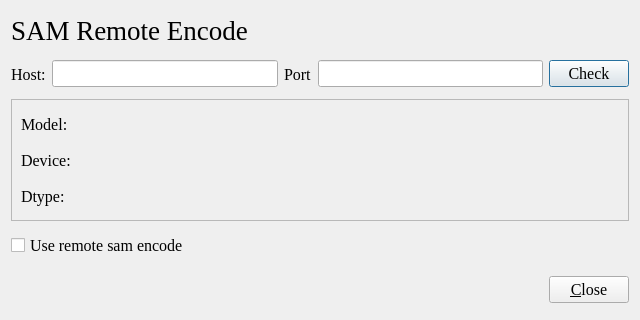
Before: the Qt Designer form ISAT/ui/remote_sam_dialog.ui in yatengLG/ISAT_with_segment_anything, drawn with Qt 5.
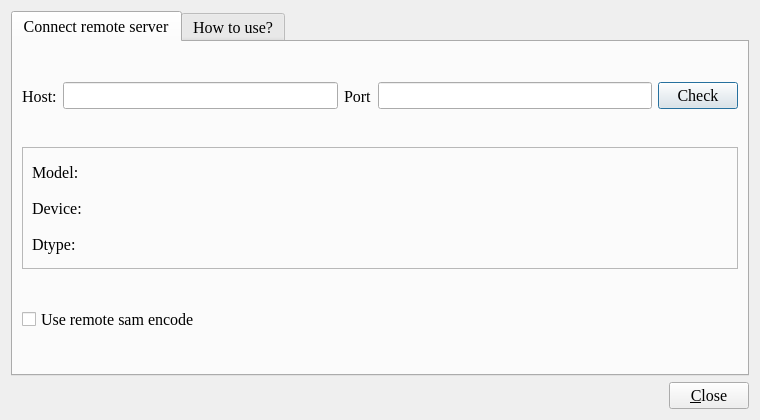
After: the same form once the commit is applied.

What changed in the file:
```diff
--- a/ISAT/ui/remote_sam_dialog.ui
+++ b/ISAT/ui/remote_sam_dialog.ui
@@ -6,8 +6,8 @@
    <rect>
     <x>0</x>
     <y>0</y>
-    <width>640</width>
-    <height>320</height>
+    <width>760</width>
+    <height>420</height>
    </rect>
   </property>
   <property name="font">
@@ -21,21 +21,15 @@
   </property>
   <layout class="QVBoxLayout" name="verticalLayout">
    <item>
-    <widget class="QLabel" name="label">
-     <property name="font">
-      <font>
-       <family>Times New Roman</family>
-       <pointsize>20</pointsize>
-       <weight>50</weight>
-       <italic>false</italic>
-       <bold>false</bold>
-      </font>
+    <widget class="QTabWidget" name="tabWidget">
+     <property name="currentIndex">
+      <number>0</number>
      </property>
-     <property name="text">
-      <string>SAM Remote Encode</string>
-     </property>
-    </widget>
-   </item>
+     <widget class="QWidget" name="tab">
+      <attribute name="title">
+       <string>Connect remote server</string>
+      </attribute>
+      <layout class="QVBoxLayout" name="verticalLayout_2">
    <item>
     <widget class="QWidget" name="widget" native="true">
      <layout class="QHBoxLayout" name="horizontalLayout">
@@ -93,58 +87,7 @@
       <enum>QFrame::Raised</enum>
      </property>
      <layout class="QGridLayout" name="gridLayout">
-      <item row="0" column="0">
-       <widget class="QLabel" name="label_4">
-        <property name="minimumSize">
-         <size>
-          <width>0</width>
-          <height>30</height>
-         </size>
-        </property>
-        <property name="maximumSize">
-         <size>
-          <width>60</width>
-          <height>16777215</height>
-         </size>
-        </property>
-        <property name="text">
-         <string>Model:</string>
-        </property>
-       </widget>
-      </item>
-      <item row="0" column="1">
-       <widget class="QLabel" name="label_name">
-        <property name="minimumSize">
-         <size>
-          <width>0</width>
-          <height>30</height>
-         </size>
-        </property>
-        <property name="text">
-         <string/>
-        </property>
-       </widget>
-      </item>
-      <item row="1" column="0">
-       <widget class="QLabel" name="label_5">
-        <property name="minimumSize">
-         <size>
-          <width>0</width>
-          <height>30</height>
-         </size>
-        </property>
-        <property name="maximumSize">
-         <size>
-          <width>60</width>
-          <height>16777215</height>
-         </size>
-        </property>
-        <property name="text">
-         <string>Device:</string>
-        </property>
-       </widget>
-      </item>
-      <item row="1" column="1">
+          <item row="2" column="1">
        <widget class="QLabel" name="label_device">
         <property name="minimumSize">
          <size>
@@ -157,7 +100,7 @@
         </property>
        </widget>
       </item>
-      <item row="2" column="0">
+          <item row="3" column="0">
        <widget class="QLabel" name="label_6">
         <property name="minimumSize">
          <size>
@@ -167,7 +110,7 @@
         </property>
         <property name="maximumSize">
          <size>
-          <width>60</width>
+              <width>80</width>
           <height>16777215</height>
          </size>
         </property>
@@ -176,7 +119,20 @@
         </property>
        </widget>
       </item>
-      <item row="2" column="1">
+          <item row="1" column="1">
+           <widget class="QLabel" name="label_name">
+            <property name="minimumSize">
+             <size>
+              <width>0</width>
+              <height>30</height>
+             </size>
+            </property>
+            <property name="text">
+             <string/>
+            </property>
+           </widget>
+          </item>
+          <item row="3" column="1">
        <widget class="QLabel" name="label_dtype">
         <property name="minimumSize">
          <size>
@@ -189,6 +145,44 @@
         </property>
        </widget>
       </item>
+          <item row="1" column="0">
+           <widget class="QLabel" name="label_4">
+            <property name="minimumSize">
+             <size>
+              <width>0</width>
+              <height>30</height>
+             </size>
+            </property>
+            <property name="maximumSize">
+             <size>
+              <width>80</width>
+              <height>16777215</height>
+             </size>
+            </property>
+            <property name="text">
+             <string>Model:</string>
+            </property>
+           </widget>
+          </item>
+          <item row="2" column="0">
+           <widget class="QLabel" name="label_5">
+            <property name="minimumSize">
+             <size>
+              <width>0</width>
+              <height>30</height>
+             </size>
+            </property>
+            <property name="maximumSize">
+             <size>
+              <width>80</width>
+              <height>16777215</height>
+             </size>
+            </property>
+            <property name="text">
+             <string>Device:</string>
+            </property>
+           </widget>
+          </item>
      </layout>
     </widget>
    </item>
@@ -215,6 +209,47 @@
        </widget>
       </item>
      </layout>
+        </widget>
+       </item>
+      </layout>
+     </widget>
+     <widget class="QWidget" name="tab_2">
+      <attribute name="title">
+       <string>How to use?</string>
+      </attribute>
+      <layout class="QVBoxLayout" name="verticalLayout_3">
+       <item>
+        <widget class="QTextBrowser" name="textBrowser">
+         <property name="html">
+          <string>&lt;!DOCTYPE HTML PUBLIC &quot;-//W3C//DTD HTML 4.0//EN&quot; &quot;http://www.w3.org/TR/REC-html40/strict.dtd&quot;&gt;
+&lt;html&gt;&lt;head&gt;&lt;meta name=&quot;qrichtext&quot; content=&quot;1&quot; /&gt;&lt;style type=&quot;text/css&quot;&gt;
+p, li { white-space: pre-wrap; }
+&lt;/style&gt;&lt;/head&gt;&lt;body style=&quot; font-family:'Times New Roman'; font-size:12pt; font-weight:400; font-style:normal;&quot;&gt;
+&lt;p style=&quot; margin-top:0px; margin-bottom:0px; margin-left:0px; margin-right:0px; -qt-block-indent:0; text-indent:0px;&quot;&gt;# &lt;span style=&quot; font-weight:600;&quot;&gt;install&lt;/span&gt; isat-sam-backend in remote server&lt;/p&gt;
+&lt;p style=&quot; margin-top:0px; margin-bottom:0px; margin-left:0px; margin-right:0px; -qt-block-indent:0; text-indent:0px;&quot;&gt;pip install isat-sam-backend&lt;/p&gt;
+&lt;p style=&quot;-qt-paragraph-type:empty; margin-top:0px; margin-bottom:0px; margin-left:0px; margin-right:0px; -qt-block-indent:0; text-indent:0px;&quot;&gt;&lt;br /&gt;&lt;/p&gt;
+&lt;p style=&quot; margin-top:0px; margin-bottom:0px; margin-left:0px; margin-right:0px; -qt-block-indent:0; text-indent:0px;&quot;&gt;# &lt;span style=&quot; font-weight:600;&quot;&gt;run&lt;/span&gt;&lt;/p&gt;
+&lt;p style=&quot; margin-top:0px; margin-bottom:0px; margin-left:0px; margin-right:0px; -qt-block-indent:0; text-indent:0px;&quot;&gt;&lt;span style=&quot; font-weight:600; font-style:italic;&quot;&gt;# &lt;/span&gt;run&lt;span style=&quot; font-weight:600; font-style:italic;&quot;&gt; &lt;/span&gt;with&lt;span style=&quot; font-weight:600; font-style:italic;&quot;&gt; &lt;/span&gt;default&lt;span style=&quot; font-weight:600; font-style:italic;&quot;&gt; &lt;/span&gt;model&lt;span style=&quot; font-weight:600; font-style:italic;&quot;&gt; &lt;/span&gt;mobile_sam.pt on local machine (default host: 127.0.0.1, default port: 8000)&lt;/p&gt;
+&lt;p style=&quot; margin-top:0px; margin-bottom:0px; margin-left:0px; margin-right:0px; -qt-block-indent:0; text-indent:0px;&quot;&gt;isat-sam-backend run&lt;/p&gt;
+&lt;p style=&quot;-qt-paragraph-type:empty; margin-top:0px; margin-bottom:0px; margin-left:0px; margin-right:0px; -qt-block-indent:0; text-indent:0px;&quot;&gt;&lt;br /&gt;&lt;/p&gt;
+&lt;p style=&quot; margin-top:0px; margin-bottom:0px; margin-left:0px; margin-right:0px; -qt-block-indent:0; text-indent:0px;&quot;&gt;# or run with more arg&lt;/p&gt;
+&lt;p style=&quot; margin-top:0px; margin-bottom:0px; margin-left:0px; margin-right:0px; -qt-block-indent:0; text-indent:0px;&quot;&gt;isat-sam-backend run --checkpoint [model name] --host [ip] --port [port]&lt;/p&gt;
+&lt;p style=&quot;-qt-paragraph-type:empty; margin-top:0px; margin-bottom:0px; margin-left:0px; margin-right:0px; -qt-block-indent:0; text-indent:0px;&quot;&gt;&lt;br /&gt;&lt;/p&gt;
+&lt;p style=&quot; margin-top:0px; margin-bottom:0px; margin-left:0px; margin-right:0px; -qt-block-indent:0; text-indent:0px;&quot;&gt;&lt;span style=&quot; font-weight:600;&quot;&gt;# manage remote model&lt;/span&gt;&lt;/p&gt;
+&lt;p style=&quot; margin-top:0px; margin-bottom:0px; margin-left:0px; margin-right:0px; -qt-block-indent:0; text-indent:0px;&quot;&gt;&lt;span style=&quot; font-style:italic;&quot;&gt;# &lt;/span&gt;list&lt;span style=&quot; font-style:italic;&quot;&gt; &lt;/span&gt;model&lt;span style=&quot; font-style:italic;&quot;&gt; &lt;/span&gt;&lt;/p&gt;
+&lt;p style=&quot; margin-top:0px; margin-bottom:0px; margin-left:0px; margin-right:0px; -qt-block-indent:0; text-indent:0px;&quot;&gt;isat-sam-backend model --list&lt;/p&gt;
+&lt;p style=&quot;-qt-paragraph-type:empty; margin-top:0px; margin-bottom:0px; margin-left:0px; margin-right:0px; -qt-block-indent:0; text-indent:0px;&quot;&gt;&lt;br /&gt;&lt;/p&gt;
+&lt;p style=&quot; margin-top:0px; margin-bottom:0px; margin-left:0px; margin-right:0px; -qt-block-indent:0; text-indent:0px;&quot;&gt;&lt;span style=&quot; font-style:italic;&quot;&gt;# &lt;/span&gt;download&lt;span style=&quot; font-style:italic;&quot;&gt; &lt;/span&gt;model&lt;span style=&quot; font-style:italic;&quot;&gt; &lt;/span&gt;&lt;/p&gt;
+&lt;p style=&quot; margin-top:0px; margin-bottom:0px; margin-left:0px; margin-right:0px; -qt-block-indent:0; text-indent:0px;&quot;&gt;isat-sam-backend model --download [model name]&lt;/p&gt;
+&lt;p style=&quot;-qt-paragraph-type:empty; margin-top:0px; margin-bottom:0px; margin-left:0px; margin-right:0px; -qt-block-indent:0; text-indent:0px;&quot;&gt;&lt;br /&gt;&lt;/p&gt;
+&lt;p style=&quot; margin-top:0px; margin-bottom:0px; margin-left:0px; margin-right:0px; -qt-block-indent:0; text-indent:0px;&quot;&gt;&lt;span style=&quot; font-weight:600; font-style:italic;&quot;&gt;# &lt;/span&gt;remove&lt;span style=&quot; font-weight:600; font-style:italic;&quot;&gt; &lt;/span&gt;model&lt;/p&gt;
+&lt;p style=&quot; margin-top:0px; margin-bottom:0px; margin-left:0px; margin-right:0px; -qt-block-indent:0; text-indent:0px;&quot;&gt;isat-sam-backend model --remove [model name]&lt;/p&gt;
+&lt;p style=&quot;-qt-paragraph-type:empty; margin-top:0px; margin-bottom:0px; margin-left:0px; margin-right:0px; -qt-block-indent:0; text-indent:0px;&quot;&gt;&lt;br /&gt;&lt;/p&gt;&lt;/body&gt;&lt;/html&gt;</string>
+         </property>
+        </widget>
+       </item>
+      </layout>
+     </widget>
     </widget>
    </item>
    <item>
```
Left out of the diff: 2 changed lines with no effect on the pictures. Lines whose indentation alone changed are shown as unchanged.
